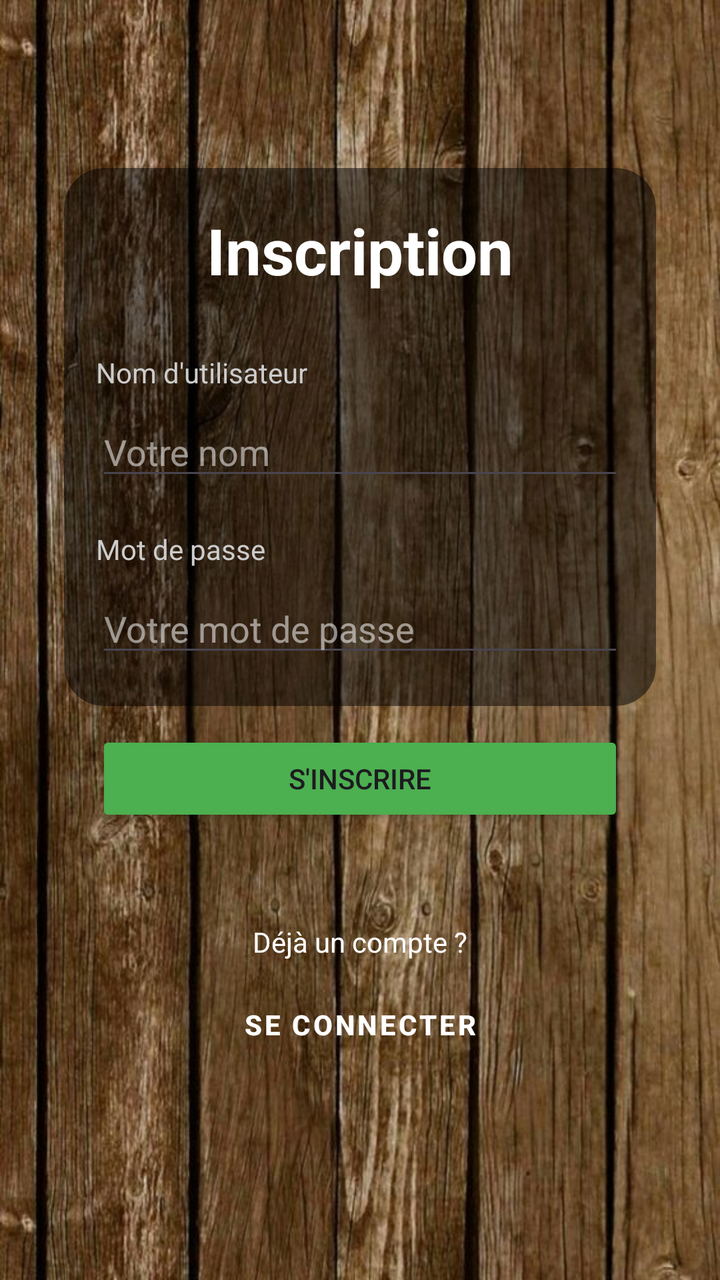
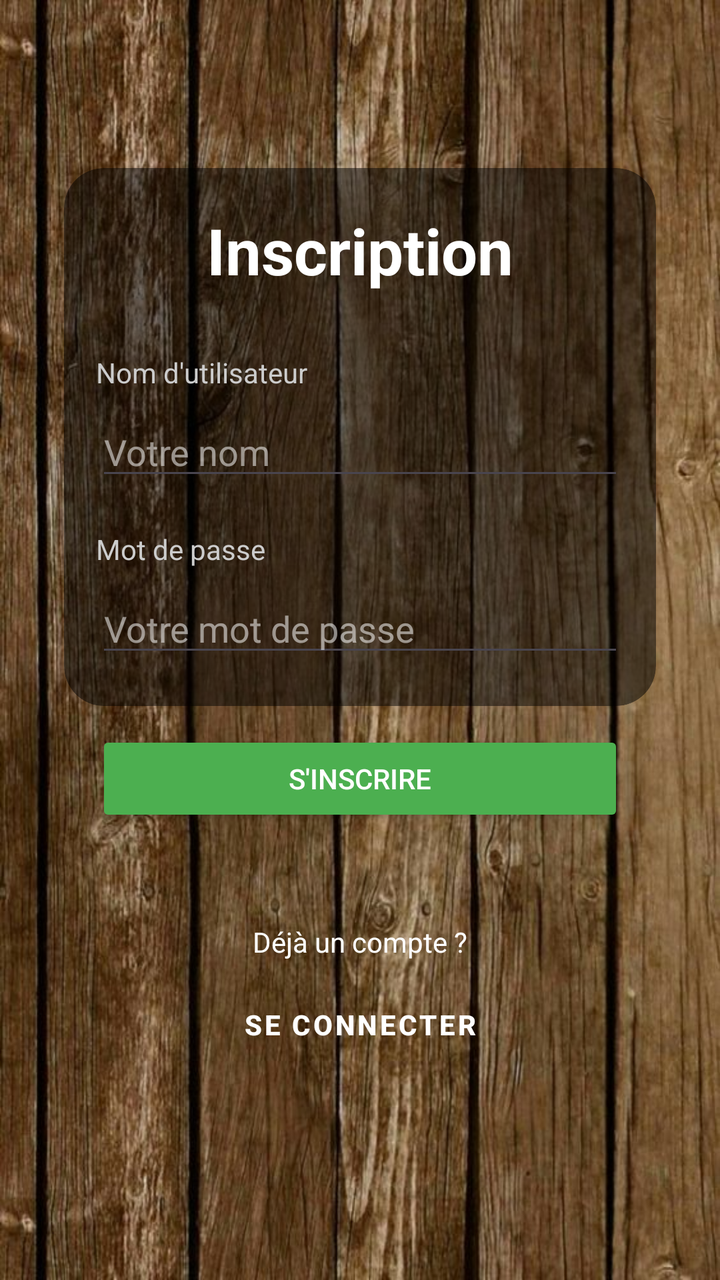

The first picture is an Android layout as it rendered before a commit; the second is the same layout after the commit. The layout source and the unified diff follow.
<!-- AndroidManifest.xml: application theme Theme.PolyhomeSIDREVILLERET -->
<!-- res/layout/activity_register.xml -->
<?xml version="1.0" encoding="utf-8"?>
<androidx.constraintlayout.widget.ConstraintLayout
    xmlns:android="http://schemas.android.com/apk/res/android"
    xmlns:app="http://schemas.android.com/apk/res-auto"
    xmlns:tools="http://schemas.android.com/tools"
    android:id="@+id/main"
    android:layout_width="match_parent"
    android:layout_height="match_parent"
    android:background="@drawable/image"
    tools:context=".RegisterActivity">

    <androidx.cardview.widget.CardView
        android:id="@+id/backgroundCard"
        android:layout_width="0dp"
        android:layout_height="0dp"
        android:layout_marginStart="32dp"
        android:layout_marginEnd="32dp"
        android:layout_marginTop="-20dp"
        android:layout_marginBottom="-20dp"
        app:cardBackgroundColor="#80000000"
        app:cardCornerRadius="20dp"
        app:cardElevation="0dp"
        app:layout_constraintBottom_toBottomOf="@+id/editTextPassword"
        app:layout_constraintEnd_toEndOf="parent"
        app:layout_constraintStart_toStartOf="parent"
        app:layout_constraintTop_toTopOf="@+id/InscriptionRegisterText" />

    <TextView
        android:id="@+id/InscriptionRegisterText"
        android:layout_width="wrap_content"
        android:layout_height="wrap_content"
        android:text="Inscription"
        android:textColor="@android:color/white"
        android:textSize="32sp"
        android:textStyle="bold"
        app:layout_constraintBottom_toTopOf="@+id/loginRegisterText"
        app:layout_constraintEnd_toEndOf="parent"
        app:layout_constraintStart_toStartOf="parent"
        app:layout_constraintTop_toTopOf="parent"
        app:layout_constraintVertical_chainStyle="packed" />

    <TextView
        android:id="@+id/loginRegisterText"
        android:layout_width="wrap_content"
        android:layout_height="wrap_content"
        android:layout_marginTop="30dp"
        android:text="Nom d'utilisateur"
        android:textColor="#CCCCCC"
        app:layout_constraintBottom_toTopOf="@+id/editTextLogin"
        app:layout_constraintStart_toStartOf="@+id/editTextLogin"
        app:layout_constraintTop_toBottomOf="@+id/InscriptionRegisterText" />

    <EditText
        android:id="@+id/editTextLogin"
        android:layout_width="0dp"
        android:layout_height="wrap_content"
        android:layout_marginStart="48dp"
        android:layout_marginTop="8dp"
        android:layout_marginEnd="48dp"
        android:ems="10"
        android:hint="Votre nom"
        android:inputType="text"
        android:textColor="@android:color/white"
        android:textColorHint="#88FFFFFF"
        app:layout_constraintBottom_toTopOf="@+id/passwordRegisterText"
        app:layout_constraintEnd_toEndOf="parent"
        app:layout_constraintStart_toStartOf="parent"
        app:layout_constraintTop_toBottomOf="@+id/loginRegisterText" />

    <TextView
        android:id="@+id/passwordRegisterText"
        android:layout_width="wrap_content"
        android:layout_height="wrap_content"
        android:layout_marginTop="20dp"
        android:text="Mot de passe"
        android:textColor="#CCCCCC"
        app:layout_constraintBottom_toTopOf="@+id/editTextPassword"
        app:layout_constraintStart_toStartOf="@+id/editTextPassword"
        app:layout_constraintTop_toBottomOf="@+id/editTextLogin" />

    <EditText
        android:id="@+id/editTextPassword"
        android:layout_width="0dp"
        android:layout_height="wrap_content"
        android:layout_marginTop="8dp"
        android:layout_marginStart="48dp"
        android:layout_marginEnd="48dp"
        android:ems="10"
        android:hint="Votre mot de passe"
        android:inputType="textPassword"
        android:textColor="@android:color/white"
        android:textColorHint="#88FFFFFF"
        app:layout_constraintBottom_toTopOf="@+id/registerButton"
        app:layout_constraintEnd_toEndOf="parent"
        app:layout_constraintStart_toStartOf="parent"
        app:layout_constraintTop_toBottomOf="@+id/passwordRegisterText" />

    <Button
        android:id="@+id/registerButton"
        android:layout_width="0dp"
        android:layout_height="wrap_content"
        android:layout_marginTop="32dp"
        android:layout_marginStart="48dp"
        android:layout_marginEnd="48dp"
        android:backgroundTint="#4CAF50"
        android:text="S'inscrire"
        app:layout_constraintBottom_toTopOf="@+id/alreadyAccountRegisterText"
        app:layout_constraintEnd_toEndOf="parent"
        app:layout_constraintStart_toStartOf="parent"
        app:layout_constraintTop_toBottomOf="@+id/editTextPassword" />

    <TextView
        android:id="@+id/alreadyAccountRegisterText"
        android:layout_width="wrap_content"
        android:layout_height="wrap_content"
        android:layout_marginTop="48dp"
        android:text="Déjà un compte ?"
        android:textColor="@android:color/white"
        app:layout_constraintBottom_toTopOf="@+id/connexionRegisterButton"
        app:layout_constraintEnd_toEndOf="parent"
        app:layout_constraintStart_toStartOf="parent"
        app:layout_constraintTop_toBottomOf="@+id/registerButton" />

    <Button
        android:id="@+id/connexionRegisterButton"
        style="@style/Widget.MaterialComponents.Button.TextButton"
        android:layout_width="wrap_content"
        android:layout_height="wrap_content"
        android:layout_marginTop="8dp"
        android:text="Se connecter"
        android:textStyle="bold"
        android:textColor="@android:color/white"
        app:layout_constraintBottom_toBottomOf="parent"
        app:layout_constraintEnd_toEndOf="parent"
        app:layout_constraintStart_toStartOf="parent"
        app:layout_constraintTop_toBottomOf="@+id/alreadyAccountRegisterText" />

</androidx.constraintlayout.widget.ConstraintLayout>
<!-- resources referenced by this layout -->
<resources>
  <!-- drawable image: jpg bitmap (drawable, 109802 bytes) -->
  <style name="Theme.PolyhomeSIDREVILLERET" parent="Base.Theme.PolyhomeSIDREVILLERET" />
  <style name="Base.Theme.PolyhomeSIDREVILLERET" parent="Theme.Material3.DayNight.NoActionBar">
          
          
      </style>
</resources>

<!-- the commit's change to res/layout/activity_register.xml (unified diff, before → after) -->
@@ -104,6 +104,7 @@
         android:layout_marginEnd="48dp"
         android:backgroundTint="#4CAF50"
         android:text="S'inscrire"
+        android:textColor="@color/white"
         app:layout_constraintBottom_toTopOf="@+id/alreadyAccountRegisterText"
         app:layout_constraintEnd_toEndOf="parent"
         app:layout_constraintStart_toStartOf="parent"
<!-- resource entries referenced after the edit -->
@@ -1,5 +1,6 @@
 <!-- resources referenced by this layout -->
 <resources>
+  <color name="white">#FFFFFFFF</color>
   <!-- drawable image: jpg bitmap (drawable, 109802 bytes) -->
   <style name="Theme.PolyhomeSIDREVILLERET" parent="Base.Theme.PolyhomeSIDREVILLERET" />
   <style name="Base.Theme.PolyhomeSIDREVILLERET" parent="Theme.Material3.DayNight.NoActionBar">
